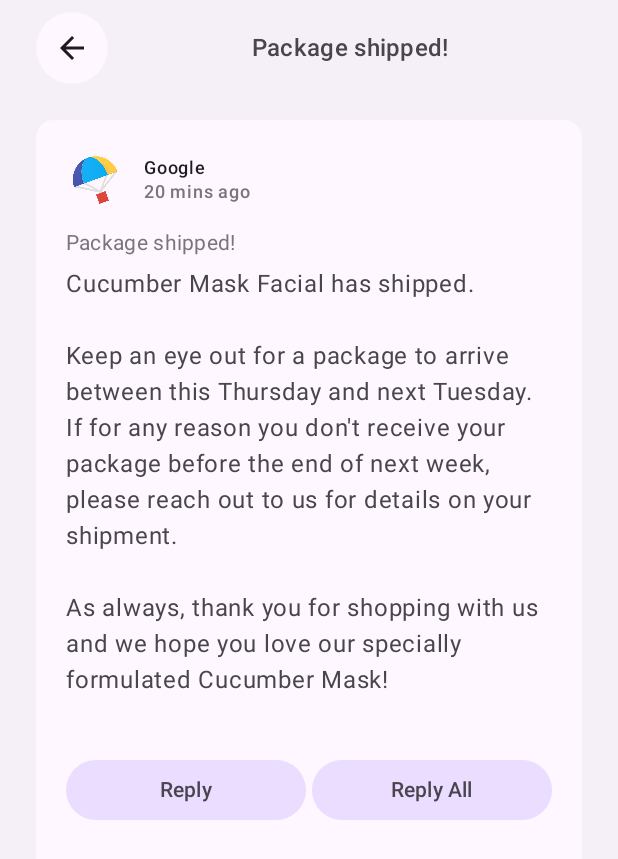
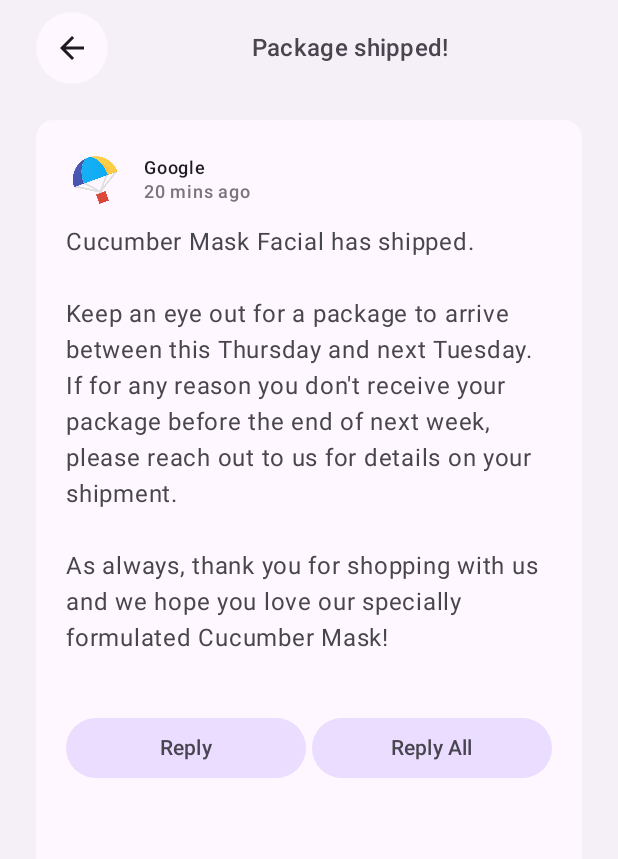
Before and after one commit to Valeria2005-v/reply-appy, an Android app built with Jetpack Compose: the screen it shows after launch (MainActivity), after a tap on "Google", on a phone screen of 412 x 824 dp. Shown: the top 859 px of the screen. Run offline under Robolectric (Android 15) with nearby library versions, the phone set to English and light mode, and no system bars; our stand-ins replace window size class.

Commit message:
ajuste UI del detalle para vista expandida

```diff
--- a/app/src/main/java/com/example/reply/ui/ReplyDetailsScreen.kt
+++ b/app/src/main/java/com/example/reply/ui/ReplyDetailsScreen.kt
@@ -22,10 +22,12 @@ import androidx.compose.foundation.layout.Arrangement
 import androidx.compose.foundation.layout.Box
 import androidx.compose.foundation.layout.Column
 import androidx.compose.foundation.layout.Row
+import androidx.compose.foundation.layout.Spacer
 import androidx.compose.foundation.layout.WindowInsets
 import androidx.compose.foundation.layout.asPaddingValues
 import androidx.compose.foundation.layout.fillMaxSize
 import androidx.compose.foundation.layout.fillMaxWidth
+import androidx.compose.foundation.layout.height
 import androidx.compose.foundation.layout.navigationBarsPadding
 import androidx.compose.foundation.layout.padding
 import androidx.compose.foundation.layout.safeDrawing
@@ -57,6 +59,7 @@ fun ReplyDetailsScreen(
     replyUiState: ReplyUiState,
     onBackPressed: () -> Unit,
     modifier: Modifier = Modifier,
+    isFullScreen: Boolean = false
 ) {
     BackHandler {
         onBackPressed()
@@ -69,6 +72,7 @@ fun ReplyDetailsScreen(
                 .background(color = MaterialTheme.colorScheme.inverseOnSurface)
         ) {
             item {
+                if (isFullScreen) {
                     ReplyDetailsScreenTopBar(
                         onBackPressed,
                         replyUiState,
@@ -79,12 +83,20 @@ fun ReplyDetailsScreen(
                                 top = dimensionResource(R.dimen.topbar_padding_vertical)
                             )
                     )
+                }
                 ReplyEmailDetailsCard(
                     email = replyUiState.currentSelectedEmail,
                     mailboxType = replyUiState.currentMailbox,
-                    modifier = Modifier
+                    isFullScreen = isFullScreen,
+                    modifier = if (isFullScreen) {
+                        Modifier
                             .navigationBarsPadding()
                             .padding(horizontal = dimensionResource(R.dimen.detail_card_outer_padding_horizontal))
+                    } else {
+                        Modifier
+                            .navigationBarsPadding()
+                            .padding(end = dimensionResource(R.dimen.detail_card_outer_padding_horizontal))
+                    }
                 )
             }
         }
@@ -132,6 +144,7 @@ private fun ReplyEmailDetailsCard(
     email: Email,
     mailboxType: MailboxType,
     modifier: Modifier = Modifier,
+    isFullScreen: Boolean = false
 ) {
     val context = LocalContext.current
     val displayToast = { text: String ->
@@ -150,6 +163,9 @@ private fun ReplyEmailDetailsCard(
                 email,
                 Modifier.fillMaxWidth()
             )
+            if (isFullScreen) {
+                Spacer(modifier = Modifier.height(dimensionResource(R.dimen.detail_content_padding_top)))
+            } else {
                 Text(
                     text = stringResource(email.subject),
                     style = MaterialTheme.typography.bodyMedium,
@@ -159,6 +175,7 @@ private fun ReplyEmailDetailsCard(
                         bottom = dimensionResource(R.dimen.detail_expanded_subject_body_spacing)
                     ),
                 )
+            }
             Text(
                 text = stringResource(email.body),
                 style = MaterialTheme.typography.bodyLarge,
--- a/app/src/main/java/com/example/reply/ui/ReplyHomeScreen.kt
+++ b/app/src/main/java/com/example/reply/ui/ReplyHomeScreen.kt
@@ -135,6 +135,7 @@ fun ReplyHomeScreen(
         } else {
             ReplyDetailsScreen(
                 replyUiState = replyUiState,
+                isFullScreen = true,
                 onBackPressed = onDetailScreenBackPressed,
                 modifier = modifier
             )
```
Lines whose indentation alone changed are shown as unchanged.
